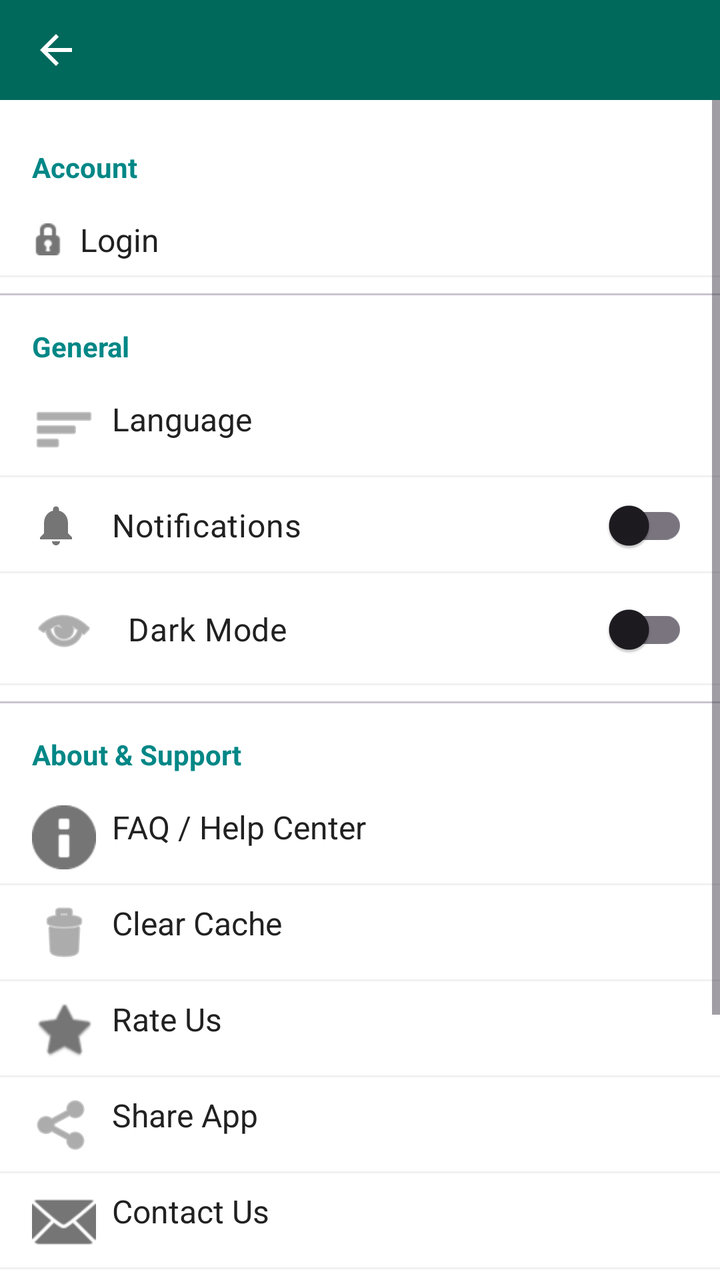
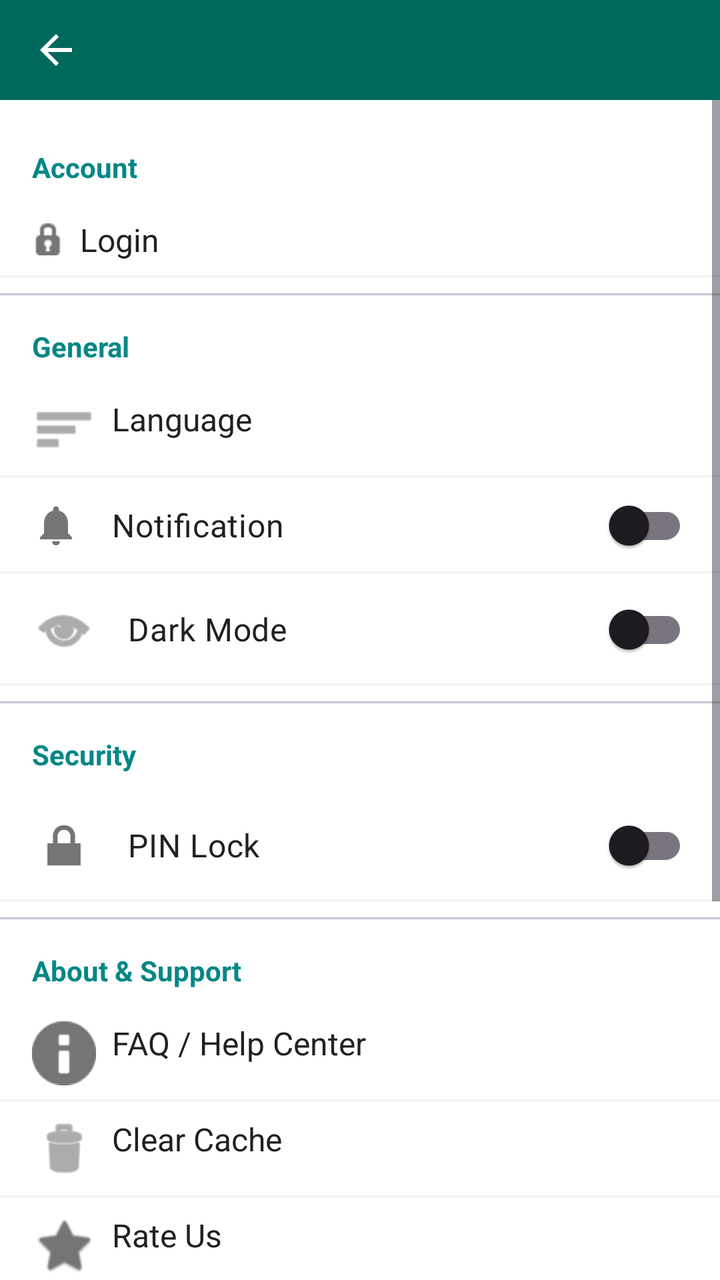

Screens rendered from an Android XML layout before and after an edit, with the pre-edit source and the edit as a unified diff.
<!-- AndroidManifest.xml: application theme Theme.AndroidStarter -->
<!-- res/layout/fragment_settings.xml -->
<LinearLayout xmlns:android="http://schemas.android.com/apk/res/android"
    xmlns:app="http://schemas.android.com/apk/res-auto"
    android:layout_width="match_parent"
    android:layout_height="match_parent"
    android:orientation="vertical"
    android:background="?android:attr/windowBackground">

    <include
        android:id="@+id/appBarLayout"
        layout="@layout/layout_app_bar" />

    <ScrollView
        android:layout_width="match_parent"
        android:layout_height="0dp"
        android:layout_weight="1">

        <LinearLayout
            android:layout_width="match_parent"
            android:layout_height="wrap_content"
            android:orientation="vertical"
            android:paddingVertical="16dp">

            
            <TextView
                style="@style/SettingsHeader"
                android:text="@string/account" />

            <TextView
                android:id="@+id/tvUserId"
                style="@style/SettingsItem"
                android:text="@string/user_id_label"
                android:textColor="@color/text_secondary"
                android:drawableStart="@android:drawable/ic_menu_info_details"
                android:visibility="gone"
                />

            <TextView
                android:id="@+id/btnLogin"
                style="@style/SettingsItem"
                android:text="@string/login"
                android:drawableStart="@android:drawable/ic_secure"
                />

            <TextView
                android:id="@+id/btnEditProfile"
                style="@style/SettingsItem"
                android:text="@string/edit_profile"
                android:drawableStart="@android:drawable/ic_menu_edit"
                android:visibility="gone"
                />

            <TextView
                android:id="@+id/btnChangePassword"
                style="@style/SettingsItem"
                android:text="@string/change_password"
                android:drawableStart="@android:drawable/ic_menu_manage"
                android:visibility="gone"
                />

            <TextView
                android:id="@+id/btnDeleteAccount"
                style="@style/SettingsItem"
                android:text="@string/delete_account"
                android:textColor="@color/design_default_color_error"
                android:drawableStart="@android:drawable/ic_menu_delete"
                android:drawableTint="@color/design_default_color_error"
                android:visibility="gone"
                />

            <com.google.android.material.divider.MaterialDivider
                android:layout_width="match_parent"
                android:layout_height="1dp"
                android:layout_marginVertical="8dp" />

            
            <TextView
                style="@style/SettingsHeader"
                android:text="@string/general" />

            <TextView
                android:id="@+id/btnLanguage"
                style="@style/SettingsItem"
                android:text="@string/language"
                android:drawableStart="@android:drawable/ic_menu_sort_by_size"
                />

            <com.google.android.material.switchmaterial.SwitchMaterial
                android:id="@+id/switchNotifications"
                style="@style/SettingsSwitch"
                android:text="@string/push_notifications"
                android:drawableStart="@drawable/ic_notifications"
                />

            <com.google.android.material.switchmaterial.SwitchMaterial
                android:id="@+id/switchDarkMode"
                style="@style/SettingsSwitch"
                android:text="@string/dark_mode"
                android:drawableStart="@android:drawable/ic_menu_view"
                />

            <com.google.android.material.switchmaterial.SwitchMaterial
                android:id="@+id/switchPremium"
                style="@style/SettingsSwitch"
                android:text="@string/simulate_premium"
                android:drawableStart="@android:drawable/btn_star"
                android:visibility="gone"
                />

            <com.google.android.material.divider.MaterialDivider
                android:layout_width="match_parent"
                android:layout_height="1dp"
                android:layout_marginVertical="8dp" />

            
            <TextView
                style="@style/SettingsHeader"
                android:text="@string/about_support" />

            <TextView
                android:id="@+id/btnFaqHelp"
                style="@style/SettingsItem"
                android:text="@string/faq_help"
                android:drawableStart="@android:drawable/ic_dialog_info"
                />

            <TextView
                android:id="@+id/btnClearCache"
                style="@style/SettingsItem"
                android:text="@string/clear_cache"
                android:drawableStart="@android:drawable/ic_menu_delete"
                />

            <TextView
                android:id="@+id/btnRateUs"
                style="@style/SettingsItem"
                android:text="@string/rate_us"
                android:drawableStart="@android:drawable/btn_star"
                />

            <TextView
                android:id="@+id/btnShareApp"
                style="@style/SettingsItem"
                android:text="@string/share_app"
                android:drawableStart="@android:drawable/ic_menu_share"
                />

            <TextView
                android:id="@+id/btnContactUs"
                style="@style/SettingsItem"
                android:text="@string/contact_us"
                android:drawableStart="@android:drawable/ic_dialog_email"
                />

            <TextView
                android:id="@+id/btnTermsOfService"
                style="@style/SettingsItem"
                android:text="@string/terms_of_service"
                android:drawableStart="@android:drawable/ic_menu_agenda"
                />

            <TextView
                android:id="@+id/btnPrivacyPolicy"
                style="@style/SettingsItem"
                android:text="@string/privacy_policy"
                android:drawableStart="@android:drawable/ic_menu_info_details"
                />

            
            <TextView
                android:id="@+id/tvAppVersion"
                android:layout_width="match_parent"
                android:layout_height="wrap_content"
                android:gravity="center"
                android:paddingTop="32dp"
                android:paddingBottom="16dp"
                android:textColor="@color/text_secondary"
                android:textSize="12sp"
                />

        </LinearLayout>

    </ScrollView>
</LinearLayout>
<!-- res/layout/layout_app_bar.xml (included above) -->
<?xml version="1.0" encoding="utf-8"?>
<com.google.android.material.appbar.AppBarLayout
    xmlns:android="http://schemas.android.com/apk/res/android"
    xmlns:app="http://schemas.android.com/apk/res-auto"
    android:layout_width="match_parent"
    android:layout_height="50dp"
    android:background="@color/primary_green"
    app:elevation="0dp"
    app:liftOnScroll="true"
    >

    <com.google.android.material.appbar.MaterialToolbar
        android:id="@+id/toolbar"
        android:layout_width="match_parent"
        android:layout_height="match_parent"
        android:theme="@style/ThemeOverlay.AppCompat.Dark.ActionBar"
        app:popupTheme="@style/ThemeOverlay.AppCompat.Light"
        app:navigationIcon="?attr/homeAsUpIndicator"
        app:navigationIconTint="@android:color/white"
        app:titleTextColor="@android:color/white"
        app:titleTextAppearance="@style/TextAppearance.App.ToolbarTitle" />
</com.google.android.material.appbar.AppBarLayout>
<!-- resources referenced by this layout -->
<resources>
  <color name="primary_green">#00695C</color>
  <color name="text_secondary">#757575</color>
  <!-- drawable ic_notifications (drawable) -->
  <vector xmlns:android="http://schemas.android.com/apk/res/android"
      android:width="24dp"
      android:height="24dp"
      android:viewportWidth="24"
      android:viewportHeight="24"
      android:tint="?attr/colorControlNormal">
      <path
          android:fillColor="@android:color/white"
          android:pathData="M12,22c1.1,0 2,-0.9 2,-2h-4C10,21.1 10.9,22 12,22zM18,16v-5c0,-3.07 -1.63,-5.64 -4.5,-6.32V4c0,-0.83 -0.67,-1.5 -1.5,-1.5c-0.83,0 -1.5,0.67 -1.5,1.5v0.68C7.64,5.36 6,7.92 6,11v5l-2,2v1h16v-1L18,16z"/>
  </vector>
  <string name="about_support">About &amp; Support</string>
  <string name="account">Account</string>
  <string name="change_password">Change Password</string>
  <string name="clear_cache">Clear Cache</string>
  <string name="contact_us">Contact Us</string>
  <string name="dark_mode">Dark Mode</string>
  <string name="delete_account">Delete Account</string>
  <string name="edit_profile">Edit Profile</string>
  <string name="faq_help">FAQ / Help Center</string>
  <string name="general">General</string>
  <string name="language">Language</string>
  <string name="login">Login</string>
  <string name="privacy_policy">Privacy Policy</string>
  <string name="push_notifications">Notifications</string>
  <string name="rate_us">Rate Us</string>
  <string name="share_app">Share App</string>
  <string name="simulate_premium">Simulate Premium User (No Ads)</string>
  <string name="terms_of_service">Terms of Service</string>
  <string name="user_id_label">User ID: </string>
  <style name="SettingsHeader">
          <item name="android:layout_width">match_parent</item>
          <item name="android:layout_height">wrap_content</item>
          <item name="android:textSize">14sp</item>
          <item name="android:textStyle">bold</item>
          <item name="android:textColor">?colorPrimary</item>
          <item name="android:paddingHorizontal">16dp</item>
          <item name="android:paddingBottom">8dp</item>
          <item name="android:layout_marginTop">8dp</item>
      </style>
  <style name="SettingsItem">
          <item name="android:layout_width">match_parent</item>
          <item name="android:layout_height">wrap_content</item>
          <item name="android:textSize">16sp</item>
          <item name="android:textColor">@color/text_primary</item>
          <item name="android:paddingHorizontal">16dp</item>
          <item name="android:paddingVertical">8dp</item>
          <item name="android:drawablePadding">8dp</item>
          <item name="android:drawableTint">@color/text_secondary</item>
          <item name="android:background">@drawable/bg_settings_item_divider</item>
      </style>
  <style name="TextAppearance.App.ToolbarTitle" parent="TextAppearance.Material3.TitleLarge">
          <item name="android:textStyle">bold</item>
      </style>
  <style name="Theme.AndroidStarter" parent="Base.Theme.AndroidStarter" />
  <color name="text_primary">#212121</color>
  <style name="Base.Theme.AndroidStarter" parent="Theme.Material3.DayNight.NoActionBar">
  
          <item name="colorPrimary">@color/teal_700</item>
          
          
          
          
          
          
          
          <item name="android:statusBarColor">?attr/colorPrimary</item>
          <item name="android:colorBackground">@android:color/white</item>
      </style>
  <color name="teal_700">#FF018786</color>
  <!-- unchanged entries left out for length: 2 -->
</resources>

<!-- the commit's change to res/layout/fragment_settings.xml (unified diff, before → after) -->
@@ -87,7 +87,7 @@
             <com.google.android.material.switchmaterial.SwitchMaterial
                 android:id="@+id/switchNotifications"
                 style="@style/SettingsSwitch"
-                android:text="@string/push_notifications"
+                android:text="@string/notification"
                 android:drawableStart="@drawable/ic_notifications"
                 />
 
@@ -103,6 +103,31 @@
                 style="@style/SettingsSwitch"
                 android:text="@string/simulate_premium"
                 android:drawableStart="@android:drawable/btn_star"
+                android:visibility="gone"
+                />
+
+            <com.google.android.material.divider.MaterialDivider
+                android:layout_width="match_parent"
+                android:layout_height="1dp"
+                android:layout_marginVertical="8dp" />
+
+            
+            <TextView
+                style="@style/SettingsHeader"
+                android:text="Security" />
+
+            <com.google.android.material.switchmaterial.SwitchMaterial
+                android:id="@+id/switchPinLock"
+                style="@style/SettingsSwitch"
+                android:text="PIN Lock"
+                android:drawableStart="@android:drawable/ic_lock_lock"
+                />
+
+            <TextView
+                android:id="@+id/btnChangePin"
+                style="@style/SettingsItem"
+                android:text="Change PIN"
+                android:drawableStart="@android:drawable/ic_lock_lock"
                 android:visibility="gone"
                 />
 
<!-- resource entries referenced after the edit -->
@@ -25,8 +25,8 @@
   <string name="general">General</string>
   <string name="language">Language</string>
   <string name="login">Login</string>
+  <string name="notification">Notification</string>
   <string name="privacy_policy">Privacy Policy</string>
-  <string name="push_notifications">Notifications</string>
   <string name="rate_us">Rate Us</string>
   <string name="share_app">Share App</string>
   <string name="simulate_premium">Simulate Premium User (No Ads)</string>
